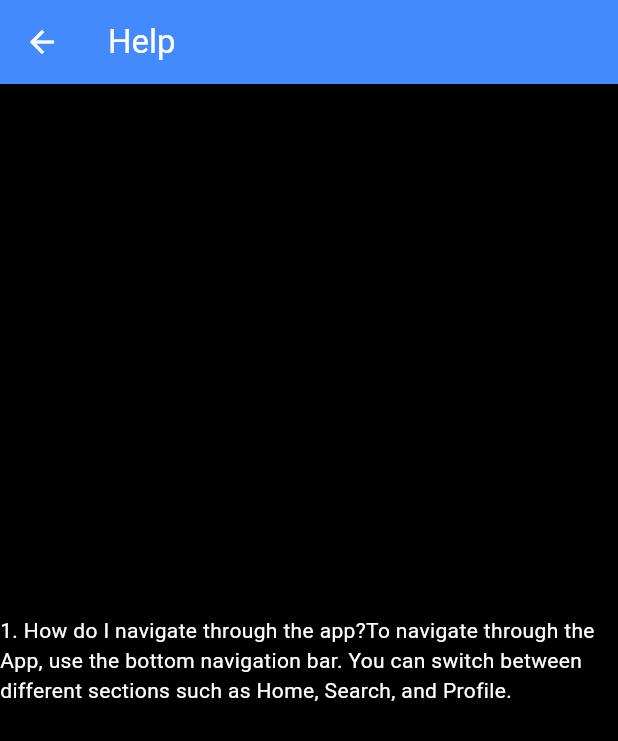
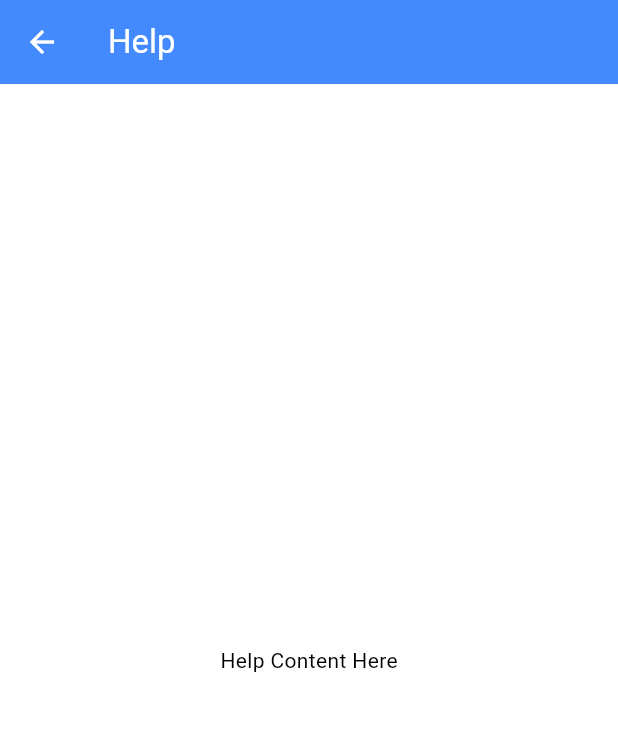
Before and after one commit to ibrar-ghani/flutterNewsApp, a Flutter app: the HelpScreen screen opened by its route, on a phone screen of 412 x 824 dp. Shown: the top 741 px of the screen. Run offline on Flutter 3.47's test engine with Material 3 defaults, Android fonts, the phone set to English and light mode, and no system bars; our stand-ins replace cloud_firestore, firebase_auth, firebase_core, firebase_storage, get, image_picker and 1 more; accounts and stored records are empty; network calls fail.

Commit message:
"changes in help page "

```diff
--- a/lib/src/views/help.dart
+++ b/lib/src/views/help.dart
@@ -5,7 +5,7 @@ class HelpScreen extends StatelessWidget {
   @override
   Widget build(BuildContext context) {
     return Scaffold(
-      backgroundColor: Colors.black,
+      backgroundColor: Colors.white,
       appBar: AppBar(
         title:const Text('Help',
         ),
@@ -13,13 +13,9 @@ class HelpScreen extends StatelessWidget {
       backgroundColor: Colors.blueAccent,
       ),
       body:const Center(
-        child: Text('1. How do I navigate through the app?'
-                     'To navigate through the App,'
-                    ' use the bottom navigation bar.'
-                    ' You can switch between different sections'
-                    ' such as Home, Search, and Profile.',
+        child: Text('Help Content Here',
         style: TextStyle(
-          color: Colors.white,
+          color: Colors.black,
         ),
         ),
       ),
```
